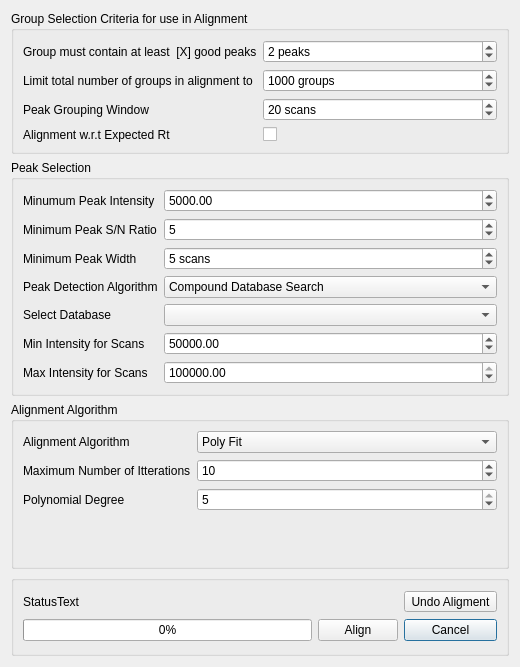
The window that src/gui/mzroll/forms/alignmentdialog.ui (ElucidataInc/ElMaven) describes before a commit, drawn with Qt 5.
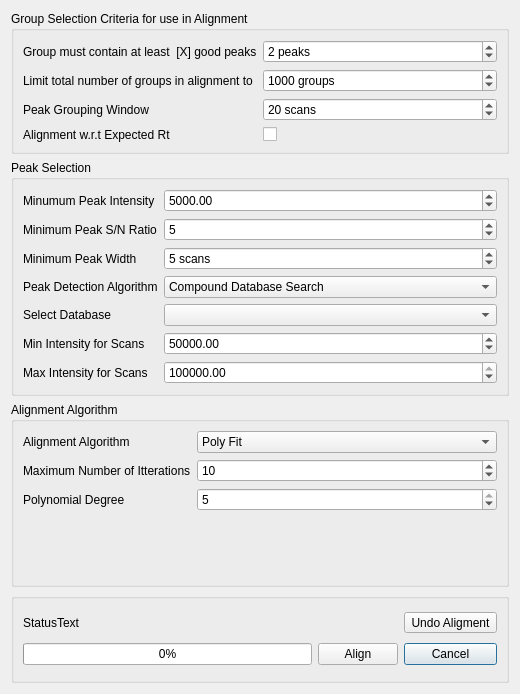
The same window after the commit.

Diff of the .ui file:
```diff
--- a/src/gui/mzroll/forms/alignmentdialog.ui
+++ b/src/gui/mzroll/forms/alignmentdialog.ui
@@ -7,7 +7,7 @@
     <x>0</x>
     <y>0</y>
     <width>520</width>
-    <height>667</height>
+    <height>694</height>
    </rect>
   </property>
   <property name="windowTitle">
```
Left out of the diff: 5 changed lines with no effect on the pictures.
